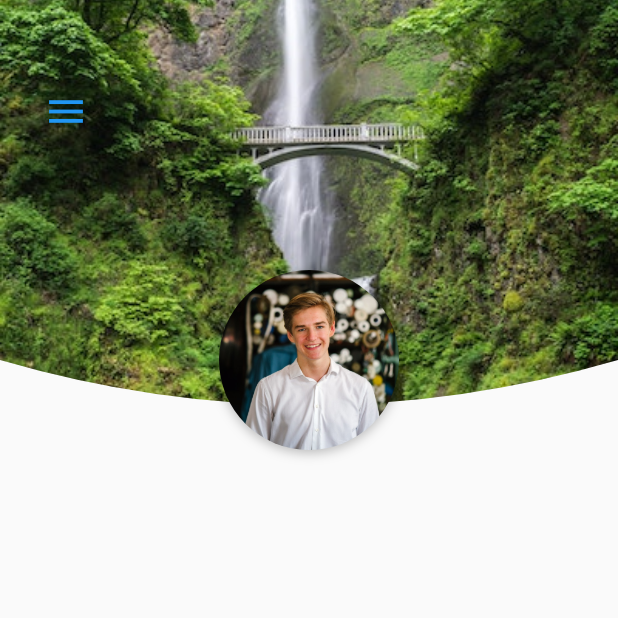
After one commit to phpcodertop/flutter_social_app, a Flutter app: the ProfileScreen screen opened directly with sample values from the repository, on a phone screen of 412 x 824 dp, the top half of it. The commit adds this screen. Run offline on Flutter 3.47's test engine with Material 2 defaults, Android fonts, the phone set to English and light mode, and no system bars.

Commit message:
add Profile Page

```diff
--- a/lib/data/data.dart
+++ b/lib/data/data.dart
@@ -66,7 +66,7 @@ final _yourFavorites = [_post0, _post2, _post4];
 
 // Current User
 final User currentUser = User(
-  profileImageUrl: 'assets/images/user.jpg',
+  profileImageUrl: 'assets/images/user0.jpg',
   backgroundImageUrl: 'assets/images/user_background.jpg',
   name: 'Rebecca',
   following: 453,
--- /dev/null
+++ b/lib/screens/profile_screen.dart
@@ -0,0 +1,81 @@
+import 'package:flutter/material.dart';
+import 'package:flutter_social_app/models/user_model.dart';
+import 'package:flutter_social_app/widgets/customDrawer.dart';
+import 'package:flutter_social_app/widgets/profile_clipper.dart';
+
+class ProfileScreen extends StatefulWidget {
+  final User user;
+
+  const ProfileScreen({super.key, required this.user});
+
+  @override
+  State<ProfileScreen> createState() => _ProfileScreenState();
+}
+
+class _ProfileScreenState extends State<ProfileScreen> {
+  final GlobalKey<ScaffoldState> _scaffoldKey = GlobalKey<ScaffoldState>();
+
+  @override
+  Widget build(BuildContext context) {
+    return Scaffold(
+      key: _scaffoldKey,
+      drawer: CustomDrawer(),
+      body: SingleChildScrollView(
+        child: Column(
+          children: [
+            Stack(
+              alignment: Alignment.center,
+              children: [
+                ClipPath(
+                  clipper: ProfileClipper(),
+                  child: Image(
+                    image: AssetImage(widget.user.backgroundImageUrl),
+                    height: 300.0,
+                    width: double.infinity,
+                    fit: BoxFit.cover,
+                  ),
+                ),
+                Positioned(
+                  top: 50.0,
+                  left: 20.0,
+                  child: IconButton(
+                    icon: Icon(
+                      Icons.menu,
+                      size: 30.0,
+                      color: Theme.of(context).primaryColor,
+                    ),
+                    onPressed: () => _scaffoldKey.currentState?.openDrawer(),
+                  ),
+                ),
+                Positioned(
+                  bottom: 0.0,
+                  child: Container(
+                    decoration: const BoxDecoration(
+                      shape: BoxShape.circle,
+                      boxShadow:  [
+                        BoxShadow(
+                            offset: Offset(0, 2),
+                            blurRadius: 6.0,
+                            color: Colors.black26)
+                      ],
+                    ),
+                    child: ClipOval(
+                      child: Image(
+                        height: 120.0,
+                        width: 120.0,
+                        image: AssetImage(
+                          widget.user.profileImageUrl,
+                        ),
+                        fit: BoxFit.cover,
+                      ),
+                    ),
+                  ),
+                )
+              ],
+            ),
+          ],
+        ),
+      ),
+    );
+  }
+}
--- a/lib/widgets/customDrawer.dart
+++ b/lib/widgets/customDrawer.dart
@@ -2,6 +2,7 @@ import 'package:flutter/material.dart';
 import 'package:flutter_social_app/data/data.dart';
 import 'package:flutter_social_app/screens/login_screen.dart';
 import 'package:flutter_social_app/screens/main_screen.dart';
+import 'package:flutter_social_app/screens/profile_screen.dart';
 
 class CustomDrawer extends StatelessWidget {
   const CustomDrawer({Key? key}) : super(key: key);
@@ -100,7 +101,10 @@ class CustomDrawer extends StatelessWidget {
           _buildDrawerOption(
             const Icon(Icons.account_circle),
             'Your Profile',
-            () {},
+            () => Navigator.pushReplacement(
+              context,
+              MaterialPageRoute(builder: (_) => ProfileScreen(user: currentUser)),
+            ),
           ),
           _buildDrawerOption(
             const Icon(Icons.settings),
--- /dev/null
+++ b/lib/widgets/profile_clipper.dart
@@ -0,0 +1,25 @@
+import 'package:flutter/cupertino.dart';
+
+class ProfileClipper extends CustomClipper<Path> {
+  @override
+  Path getClip(Size size) {
+    Path path = Path();
+
+    path.lineTo(0, 4 * size.height / 5);
+    Offset curvePoint = Offset(size.width / 2, size.height);
+    Offset endPoint = Offset(size.width, 4 * size.height / 5);
+
+    path.quadraticBezierTo(curvePoint.dx, curvePoint.dy, endPoint.dx, endPoint.dy);
+
+    path.lineTo(size.width, 0);
+
+    //path.close();
+    return path;
+  }
+
+  @override
+  bool shouldReclip(covariant CustomClipper<Path> oldClipper) {
+    return false;
+  }
+
+}
```
